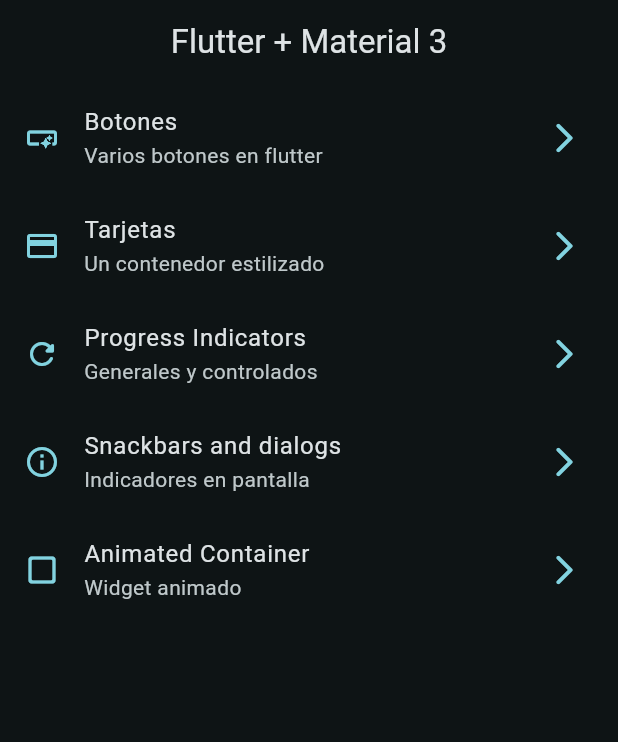
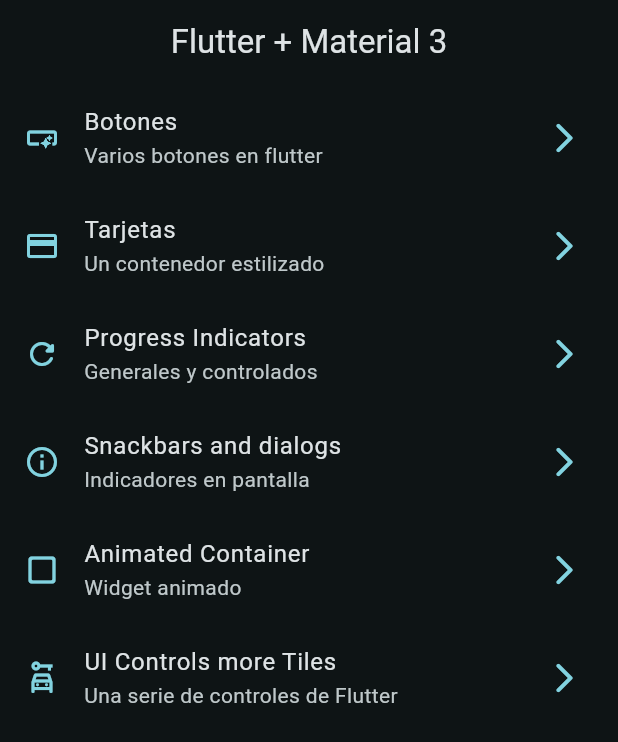
Before and after one commit to legallyfree/widgets_flutter, a Flutter app: the screen it shows after launch, on a phone screen of 412 x 824 dp. Shown: the top 742 px of the screen. Run offline on Flutter 3.47's test engine with Material 2 defaults, Android fonts, the phone set to English and light mode, and no system bars; our stand-ins replace go_router.

Commit message:
v141 se usó checkbox, radios y otros tiles

```diff
--- a/lib/config/menu/menu_items.dart
+++ b/lib/config/menu/menu_items.dart
@@ -46,4 +46,10 @@
     link: "/animated",
     icon: Icons.check_box_outline_blank_rounded,
   ),
+  MenuItem(
+    title: "UI Controls more Tiles",
+    subTitle: "Una serie de controles de Flutter",
+    link: "/ui-controls",
+    icon: Icons.car_rental_outlined,
+  ),
 ];
--- a/lib/config/router/app_router.dart
+++ b/lib/config/router/app_router.dart
@@ -34,5 +34,10 @@
       name: AnimatedScreen.name,
       builder: (context, state) => const AnimatedScreen(),
     ),
+    GoRoute(
+      path: '/ui-controls',
+      name: UIControlsScreen.name,
+      builder: (context, state) => const UIControlsScreen(),
+    ),
   ],
 );
```
Also changed, not shown: lib/presentation/screens/ui_controls/ui_controls_screen.dart (+72 -1 lines).
